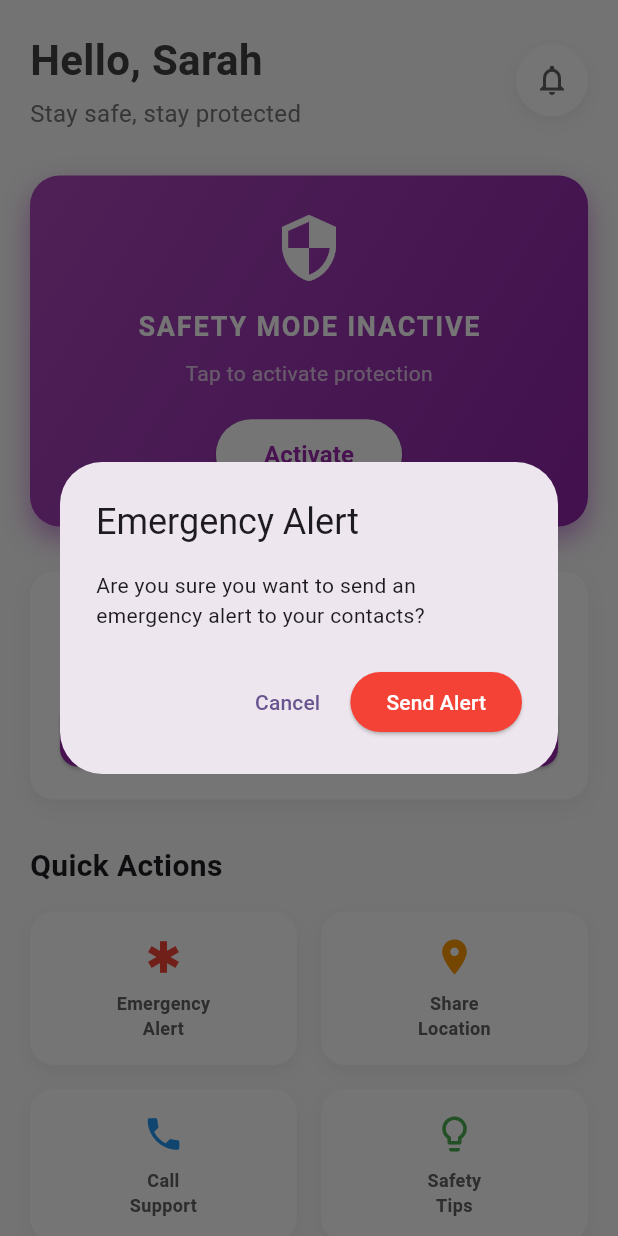
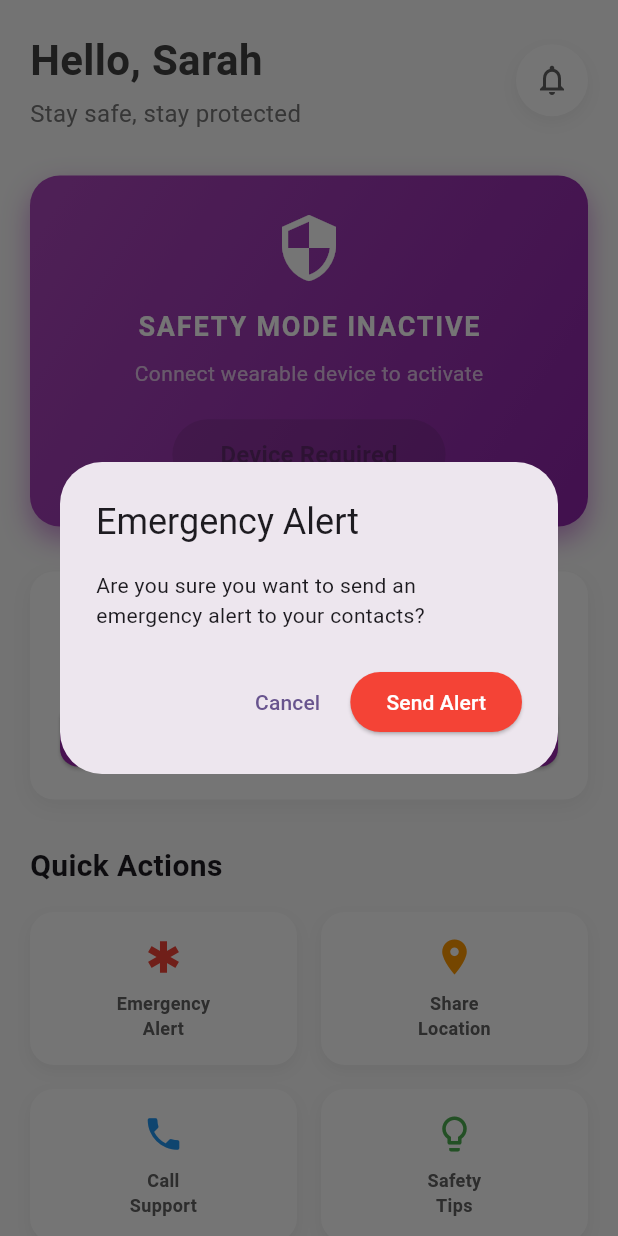
Before and after one commit to adityanandanx/nirbhay, a Flutter app: the HomeScreen screen opened directly, after a tap on an icon or button, on a phone screen of 412 x 824 dp. Run offline on Flutter 3.47's test engine with Material 3 defaults, Android fonts, the phone set to English and light mode, and no system bars; our stand-ins replace firebase_auth, firebase_core, flutter_blue_plus, flutter_riverpod, geolocator, permission_handler and 1 more; missing offline and left inert: flutter_phone_direct_caller; accounts and stored records are empty.

Commit message:
feat: only turn on safety mode if device connected

```diff
--- /dev/null
+++ b/flutter_app/devtools_options.yaml
@@ -0,0 +1,4 @@
+description: This file stores settings for Dart & Flutter DevTools.
+documentation: https://docs.flutter.dev/tools/devtools/extensions#configure-extension-enablement-states
+extensions:
+  - shared_preferences: true
--- a/flutter_app/lib/providers/ble_provider.dart
+++ b/flutter_app/lib/providers/ble_provider.dart
@@ -171,6 +171,15 @@ class BLEStateNotifier extends StateNotifier<BLEState> {
   }
 
   Future<void> setSafetyMode(bool enabled) async {
+    // Check if device is connected before attempting to set safety mode
+    if (!state.isConnected) {
+      state = state.copyWith(
+        error:
+            'Cannot set safety mode: No device connected. Please connect your wearable device first.',
+      );
+      return;
+    }
+
     try {
       await _bleService.setSafetyMode(enabled);
     } catch (e) {
--- a/flutter_app/lib/providers/safety_provider.dart
+++ b/flutter_app/lib/providers/safety_provider.dart
@@ -1,3 +1,4 @@
+import 'dart:async';
 import 'package:flutter_riverpod/flutter_riverpod.dart';
 import 'package:geolocator/geolocator.dart';
 import 'ble_provider.dart';
@@ -55,11 +56,43 @@ class SafetyState {
 
 // Safety State Notifier
 class SafetyStateNotifier extends StateNotifier<SafetyState> {
-  SafetyStateNotifier(this._bleStateNotifier) : super(const SafetyState());
+  SafetyStateNotifier(this._bleStateNotifier) : super(const SafetyState()) {
+    _init();
+  }
 
   final BLEStateNotifier _bleStateNotifier;
+  StreamSubscription<BLEState>? _bleStateSubscription;
+
+  void _init() {
+    // Listen to BLE state changes to automatically disable safety mode on disconnect
+    _bleStateSubscription = _bleStateNotifier.stream.listen((bleState) {
+      // If safety mode is active but device disconnected, disable it
+      if (state.isSafetyModeActive && !bleState.isConnected) {
+        state = state.copyWith(
+          isSafetyModeActive: false,
+          error: 'Safety mode disabled: Wearable device disconnected',
+        );
+        _stopLocationTracking();
+      }
+    });
+  }
+
+  // Helper method to check if safety mode can be activated
+  bool get canActivateSafetyMode {
+    return _bleStateNotifier.mounted && _bleStateNotifier.state.isConnected;
+  }
 
   Future<void> toggleSafetyMode() async {
+    // Check if BLE device is connected first
+    if (!_bleStateNotifier.mounted || !_bleStateNotifier.state.isConnected) {
+      state = state.copyWith(
+        isLoading: false,
+        error:
+            'Cannot activate safety mode: No wearable device connected. Please connect your device first.',
+      );
+      return;
+    }
+
     final newState = !state.isSafetyModeActive;
     state = state.copyWith(isSafetyModeActive: newState, isLoading: true);
 
@@ -201,4 +234,10 @@ class SafetyStateNotifier extends StateNotifier<SafetyState> {
   void clearError() {
     state = state.copyWith(error: null);
   }
+
+  @override
+  void dispose() {
+    _bleStateSubscription?.cancel();
+    super.dispose();
+  }
 }
--- a/flutter_app/lib/screens/ble_connection_screen.dart
+++ b/flutter_app/lib/screens/ble_connection_screen.dart
@@ -228,8 +228,7 @@ class _BLEConnectionScreenState extends ConsumerState<BLEConnectionScreen> {
             ],
           ),
           const SizedBox(height: 16),
-          ...sensorData.entries
-              .map(
+          ...sensorData.entries.map(
             (entry) => Padding(
               padding: const EdgeInsets.symmetric(vertical: 4),
               child: Row(
@@ -252,8 +251,7 @@ class _BLEConnectionScreenState extends ConsumerState<BLEConnectionScreen> {
                 ],
               ),
             ),
-              )
-              .toList(),
+          ),
         ],
       ),
     );
--- a/flutter_app/lib/widgets/safety_status_card.dart
+++ b/flutter_app/lib/widgets/safety_status_card.dart
@@ -8,6 +8,23 @@ class SafetyStatusCard extends ConsumerWidget {
   @override
   Widget build(BuildContext context, WidgetRef ref) {
     final safetyState = ref.watch(safetyStateProvider);
+    final bleState = ref.watch(bleStateProvider);
+    final canActivate = bleState.isConnected;
+
+    // Show error message if there's an error
+    if (safetyState.error != null) {
+      WidgetsBinding.instance.addPostFrameCallback((_) {
+        ScaffoldMessenger.of(context).showSnackBar(
+          SnackBar(
+            content: Text(safetyState.error!),
+            backgroundColor: Colors.red,
+            duration: const Duration(seconds: 4),
+          ),
+        );
+        // Clear the error after showing it
+        ref.read(safetyStateProvider.notifier).clearError();
+      });
+    }
 
     return Container(
       width: double.infinity,
@@ -55,7 +72,9 @@ class SafetyStatusCard extends ConsumerWidget {
           Text(
             safetyState.isSafetyModeActive
                 ? 'You are protected and monitored'
-                : 'Tap to activate protection',
+                : canActivate
+                ? 'Tap to activate protection'
+                : 'Connect wearable device to activate',
             style: const TextStyle(color: Colors.white70, fontSize: 14),
           ),
           const SizedBox(height: 20),
@@ -63,10 +82,12 @@ class SafetyStatusCard extends ConsumerWidget {
             onPressed:
                 safetyState.isLoading
                     ? null
-                    : () =>
+                    : (safetyState.isSafetyModeActive || canActivate)
+                    ? () =>
                         ref
                             .read(safetyStateProvider.notifier)
-                            .toggleSafetyMode(),
+                            .toggleSafetyMode()
+                    : null,
             style: ElevatedButton.styleFrom(
               backgroundColor: Colors.white,
               foregroundColor:
@@ -86,7 +107,9 @@ class SafetyStatusCard extends ConsumerWidget {
                     : Text(
                       safetyState.isSafetyModeActive
                           ? 'Deactivate'
-                          : 'Activate',
+                          : canActivate
+                          ? 'Activate'
+                          : 'Device Required',
                       style: const TextStyle(
                         fontSize: 16,
                         fontWeight: FontWeight.w600,
```
Lines whose indentation alone changed are shown as unchanged.
